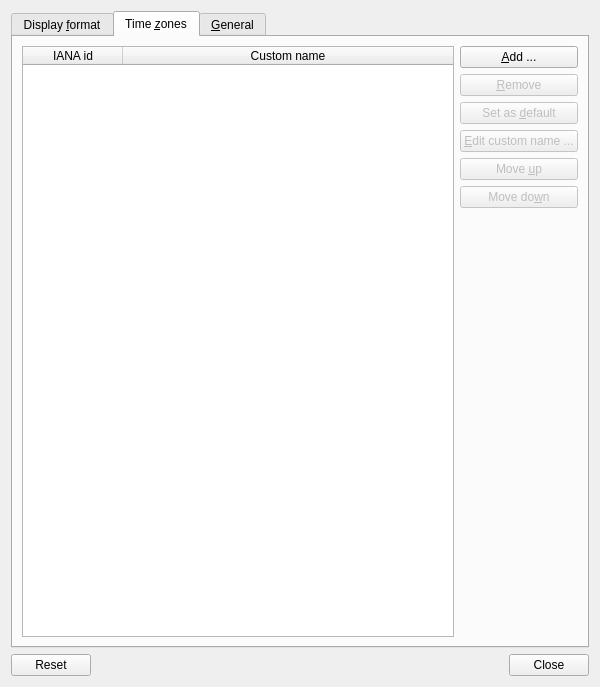
Old version of the form plugin-worldclock/lxqtworldclockconfiguration.ui in the repository lxqt/lxqt-panel.
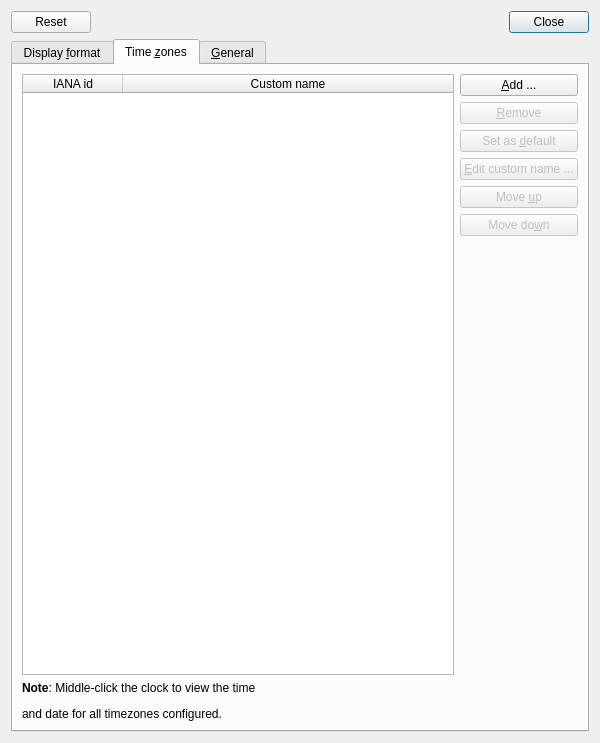
New version of the form. The open tabs and pages were chosen to show the change.

Commit message: Added information label about middle click

Diff of the .ui file:
```diff
--- a/plugin-worldclock/lxqtworldclockconfiguration.ui
+++ b/plugin-worldclock/lxqtworldclockconfiguration.ui
@@ -7,13 +7,23 @@
     <x>0</x>
     <y>0</y>
     <width>600</width>
-    <height>687</height>
+    <height>743</height>
    </rect>
   </property>
   <property name="windowTitle">
    <string>World Clock Settings</string>
   </property>
   <layout class="QVBoxLayout" name="_6">
+   <item>
+    <widget class="QDialogButtonBox" name="buttons">
+     <property name="orientation">
+      <enum>Qt::Horizontal</enum>
+     </property>
+     <property name="standardButtons">
+      <set>QDialogButtonBox::Close|QDialogButtonBox::Reset</set>
+     </property>
+    </widget>
+   </item>
    <item>
     <widget class="QTabWidget" name="tabWidget">
      <property name="currentIndex">
@@ -402,8 +412,8 @@
       <attribute name="title">
        <string>Time &amp;zones</string>
       </attribute>
-      <layout class="QHBoxLayout" name="_7">
-       <item>
+      <layout class="QGridLayout" name="gridLayout">
+       <item row="0" column="0" rowspan="2">
         <widget class="QTableWidget" name="timeZonesTW">
          <property name="editTriggers">
           <set>QAbstractItemView::NoEditTriggers</set>
@@ -438,7 +448,7 @@
          </column>
         </widget>
        </item>
-       <item>
+       <item row="0" column="1">
         <layout class="QVBoxLayout" name="_2">
          <item>
           <widget class="QPushButton" name="addPB">
@@ -497,20 +507,33 @@
            </property>
           </widget>
          </item>
-         <item>
-          <spacer name="spacer">
+        </layout>
+       </item>
+       <item row="1" column="1">
+        <spacer name="verticalSpacer_2">
            <property name="orientation">
             <enum>Qt::Vertical</enum>
            </property>
            <property name="sizeHint" stdset="0">
             <size>
-             <width>1</width>
-             <height>0</height>
+           <width>20</width>
+           <height>362</height>
             </size>
            </property>
           </spacer>
          </item>
-        </layout>
+       <item row="2" column="0" colspan="2">
+        <widget class="QLabel" name="label">
+         <property name="sizePolicy">
+          <sizepolicy hsizetype="Preferred" vsizetype="Fixed">
+           <horstretch>0</horstretch>
+           <verstretch>0</verstretch>
+          </sizepolicy>
+         </property>
+         <property name="text">
+          <string>&lt;html&gt;&lt;head/&gt;&lt;body&gt;&lt;p&gt;&lt;span style=&quot; font-weight:600;&quot;&gt;Note&lt;/span&gt;: Middle-click the clock to view the time &lt;/p&gt;&lt;p&gt;and date for all timezones configured.&lt;/p&gt;&lt;/body&gt;&lt;/html&gt;</string>
+         </property>
+        </widget>
        </item>
       </layout>
      </widget>
@@ -563,16 +586,6 @@
      </widget>
     </widget>
    </item>
-   <item>
-    <widget class="QDialogButtonBox" name="buttons">
-     <property name="orientation">
-      <enum>Qt::Horizontal</enum>
-     </property>
-     <property name="standardButtons">
-      <set>QDialogButtonBox::Close|QDialogButtonBox::Reset</set>
-     </property>
-    </widget>
-   </item>
   </layout>
  </widget>
  <tabstops>
```
Left out of the diff: 3 changed lines with no effect on the pictures. Lines whose indentation alone changed are shown as unchanged.
